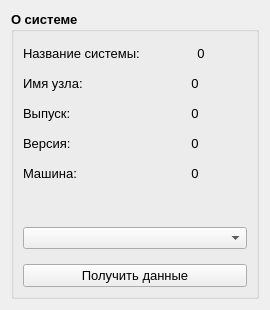
This is мое_Зачетное_Задание/ui/ui_my_task_manager_mainWindow.ui in Mer0ll/new_Qt_project as Qt 5 draws it before an edit. The edited form follows.
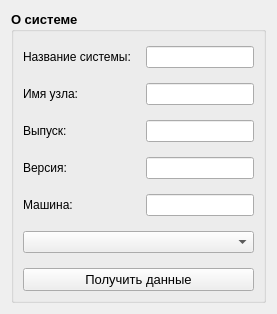
This is the edited form.

```diff
--- a/мое_Зачетное_Задание/ui/ui_my_task_manager_mainWindow.ui
+++ b/мое_Зачетное_Задание/ui/ui_my_task_manager_mainWindow.ui
@@ -38,7 +38,7 @@
      </property>
      <layout class="QHBoxLayout" name="horizontalLayout_6">
       <item>
-       <layout class="QVBoxLayout" name="verticalLayout" stretch="0,0,0,0,0,0,0">
+       <layout class="QVBoxLayout" name="verticalLayout" stretch="0,0">
         <property name="spacing">
          <number>15</number>
         </property>
@@ -58,97 +58,36 @@
          <number>0</number>
         </property>
         <item>
-         <layout class="QHBoxLayout" name="horizontalLayout">
-          <item>
-           <widget class="QLabel" name="label">
-            <property name="font">
-             <font>
-              <pointsize>10</pointsize>
-              <bold>false</bold>
-             </font>
-            </property>
-            <property name="text">
-             <string>Название системы:</string>
-            </property>
-           </widget>
-          </item>
-          <item>
-           <widget class="QLabel" name="label_6">
-            <property name="font">
-             <font>
-              <pointsize>10</pointsize>
-              <bold>false</bold>
-             </font>
-            </property>
-            <property name="text">
-             <string>0</string>
-            </property>
-            <property name="alignment">
-             <set>Qt::AlignCenter</set>
-            </property>
-           </widget>
-          </item>
-         </layout>
-        </item>
-        <item>
-         <layout class="QHBoxLayout" name="horizontalLayout_2">
-          <item>
-           <widget class="QLabel" name="label_2">
-            <property name="font">
-             <font>
-              <pointsize>10</pointsize>
-              <bold>false</bold>
-             </font>
-            </property>
-            <property name="text">
-             <string>Имя узла:</string>
-            </property>
-           </widget>
-          </item>
-          <item>
-           <widget class="QLabel" name="label_7">
-            <property name="font">
-             <font>
-              <pointsize>10</pointsize>
-              <bold>false</bold>
-             </font>
-            </property>
-            <property name="text">
-             <string>0</string>
-            </property>
-            <property name="alignment">
-             <set>Qt::AlignCenter</set>
-            </property>
-           </widget>
-          </item>
-         </layout>
-        </item>
+         <layout class="QVBoxLayout" name="verticalLayout_4">
         <item>
          <layout class="QHBoxLayout" name="horizontalLayout_3">
           <item>
            <widget class="QLabel" name="label_3">
             <property name="font">
              <font>
-              <pointsize>10</pointsize>
+                <pointsize>9</pointsize>
               <bold>false</bold>
              </font>
             </property>
             <property name="text">
-             <string>Выпуск:</string>
+               <string>Название системы:</string>
             </property>
            </widget>
           </item>
           <item>
-           <widget class="QLabel" name="label_8">
+             <widget class="QLineEdit" name="lineEdit_3">
+              <property name="sizePolicy">
+               <sizepolicy hsizetype="Minimum" vsizetype="Fixed">
+                <horstretch>0</horstretch>
+                <verstretch>0</verstretch>
+               </sizepolicy>
+              </property>
             <property name="font">
              <font>
-              <pointsize>10</pointsize>
+                <pointsize>9</pointsize>
               <bold>false</bold>
              </font>
             </property>
-            <property name="text">
-             <string>0</string>
-            </property>
             <property name="alignment">
              <set>Qt::AlignCenter</set>
             </property>
@@ -162,25 +101,64 @@
            <widget class="QLabel" name="label_4">
             <property name="font">
              <font>
-              <pointsize>10</pointsize>
+                <pointsize>9</pointsize>
               <bold>false</bold>
              </font>
             </property>
             <property name="text">
-             <string>Версия:</string>
+               <string>Имя узла:</string>
             </property>
            </widget>
           </item>
           <item>
-           <widget class="QLabel" name="label_9">
+             <widget class="QLineEdit" name="lineEdit_4">
+              <property name="sizePolicy">
+               <sizepolicy hsizetype="Minimum" vsizetype="Fixed">
+                <horstretch>0</horstretch>
+                <verstretch>0</verstretch>
+               </sizepolicy>
+              </property>
             <property name="font">
              <font>
-              <pointsize>10</pointsize>
+                <pointsize>9</pointsize>
               <bold>false</bold>
              </font>
             </property>
+              <property name="alignment">
+               <set>Qt::AlignCenter</set>
+              </property>
+             </widget>
+            </item>
+           </layout>
+          </item>
+          <item>
+           <layout class="QHBoxLayout" name="horizontalLayout">
+            <item>
+             <widget class="QLabel" name="label">
+              <property name="font">
+               <font>
+                <pointsize>9</pointsize>
+                <bold>false</bold>
+               </font>
+              </property>
             <property name="text">
-             <string>0</string>
+               <string>Выпуск:</string>
+              </property>
+             </widget>
+            </item>
+            <item>
+             <widget class="QLineEdit" name="lineEdit">
+              <property name="sizePolicy">
+               <sizepolicy hsizetype="Minimum" vsizetype="Fixed">
+                <horstretch>0</horstretch>
+                <verstretch>0</verstretch>
+               </sizepolicy>
+              </property>
+              <property name="font">
+               <font>
+                <pointsize>9</pointsize>
+                <bold>false</bold>
+               </font>
             </property>
             <property name="alignment">
              <set>Qt::AlignCenter</set>
@@ -195,7 +173,43 @@
            <widget class="QLabel" name="label_5">
             <property name="font">
              <font>
-              <pointsize>10</pointsize>
+                <pointsize>9</pointsize>
+                <bold>false</bold>
+               </font>
+              </property>
+              <property name="text">
+               <string>Версия:</string>
+              </property>
+             </widget>
+            </item>
+            <item>
+             <widget class="QLineEdit" name="lineEdit_5">
+              <property name="sizePolicy">
+               <sizepolicy hsizetype="Minimum" vsizetype="Fixed">
+                <horstretch>0</horstretch>
+                <verstretch>0</verstretch>
+               </sizepolicy>
+              </property>
+              <property name="font">
+               <font>
+                <pointsize>9</pointsize>
+                <bold>false</bold>
+               </font>
+              </property>
+              <property name="alignment">
+               <set>Qt::AlignCenter</set>
+              </property>
+             </widget>
+            </item>
+           </layout>
+          </item>
+          <item>
+           <layout class="QHBoxLayout" name="horizontalLayout_2">
+            <item>
+             <widget class="QLabel" name="label_2">
+              <property name="font">
+               <font>
+                <pointsize>9</pointsize>
               <bold>false</bold>
              </font>
             </property>
@@ -205,16 +219,19 @@
            </widget>
           </item>
           <item>
-           <widget class="QLabel" name="label_10">
+             <widget class="QLineEdit" name="lineEdit_2">
+              <property name="sizePolicy">
+               <sizepolicy hsizetype="Minimum" vsizetype="Fixed">
+                <horstretch>0</horstretch>
+                <verstretch>0</verstretch>
+               </sizepolicy>
+              </property>
             <property name="font">
              <font>
-              <pointsize>10</pointsize>
+                <pointsize>9</pointsize>
               <bold>false</bold>
              </font>
             </property>
-            <property name="text">
-             <string>0</string>
-            </property>
             <property name="alignment">
              <set>Qt::AlignCenter</set>
             </property>
@@ -222,18 +239,7 @@
           </item>
          </layout>
         </item>
-        <item>
-         <spacer name="verticalSpacer">
-          <property name="orientation">
-           <enum>Qt::Vertical</enum>
-          </property>
-          <property name="sizeHint" stdset="0">
-           <size>
-            <width>20</width>
-            <height>40</height>
-           </size>
-          </property>
-         </spacer>
+         </layout>
         </item>
         <item>
          <layout class="QVBoxLayout" name="verticalLayout_2">
```
Left out of the diff: 5 changed lines with no effect on the pictures. Lines whose indentation alone changed are shown as unchanged.
